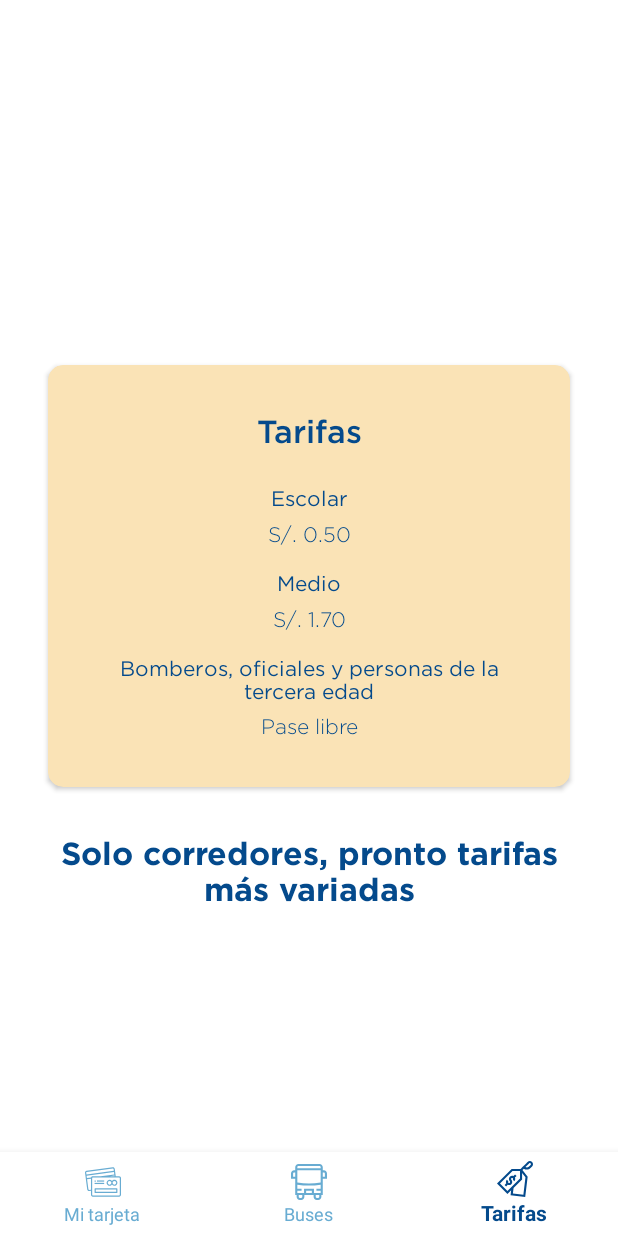
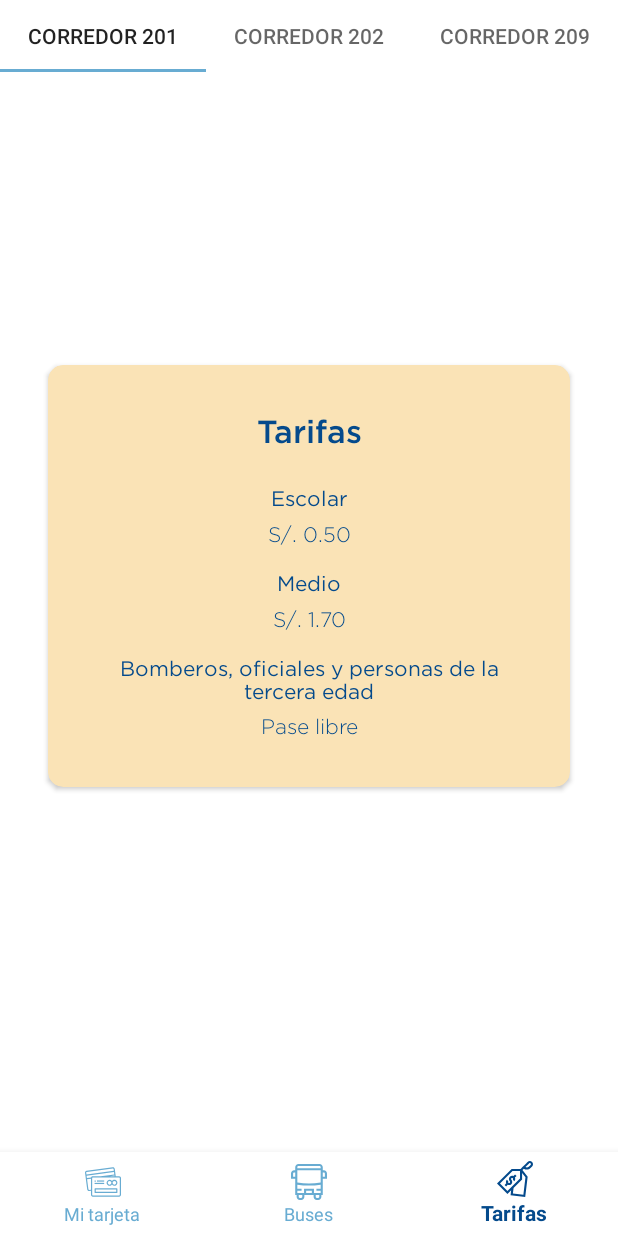
Before and after one commit to BraveQueen05/LimaPassApp, an Android app: the PricesFragment screen opened through its navigation route, on a phone screen of 412 x 824 dp. Run offline under Robolectric (Android 15) with nearby library versions, the light colour scheme and no system bars; our stand-ins replace data binding, navigation-ui.

Commit message:
Sprint 3 ready

```diff
--- a/app/build.gradle
+++ b/app/build.gradle
@@ -40,6 +40,9 @@ android {
         }
         debug {
             applicationIdSuffix ".qa"
+            debuggable true
+            minifyEnabled false
+            shrinkResources false
             buildConfigField "String", BASE_URL, CONFIG("base.url.qa")
         }
     }
--- a/app/src/main/java/flavia/figueroa/limapassapp/ui/host/HostActivity.kt
+++ b/app/src/main/java/flavia/figueroa/limapassapp/ui/host/HostActivity.kt
@@ -28,9 +28,9 @@ class HostActivity: BaseActivity() {
         initNavigationComponent()
 
         val builder = AlertDialog.Builder(this)
-        builder.setMessage("¡Bienvenido!")
+        builder.setMessage(getString(R.string.welcome))
 
-        builder.setPositiveButton("Listo") { dialog, which ->
+        builder.setPositiveButton(getString(R.string.done)) { dialog, which ->
             dialog.dismiss()
         }
 
--- a/app/src/main/java/flavia/figueroa/limapassapp/ui/host/mycard/MyCardFragment.kt
+++ b/app/src/main/java/flavia/figueroa/limapassapp/ui/host/mycard/MyCardFragment.kt
@@ -1,5 +1,6 @@
 package flavia.figueroa.limapassapp.ui.host.mycard
 
+import android.content.Intent
 import android.view.LayoutInflater
 import android.view.View
 import android.view.ViewGroup
@@ -8,8 +9,10 @@ import flavia.figueroa.limapassapp.R
 import flavia.figueroa.limapassapp.databinding.FragmentMyCardBinding
 import flavia.figueroa.limapassapp.ui.BaseFragment
 import flavia.figueroa.limapassapp.ui.BaseViewModel
+import flavia.figueroa.limapassapp.ui.login.LoginActivity
+import kotlinx.android.synthetic.main.fragment_my_card.*
 
-class MyCardFragment : BaseFragment() {
+class MyCardFragment : BaseFragment(), IRecharge {
     override fun getLayout(): Int = R.layout.fragment_my_card
 
     override fun getViewModel(): BaseViewModel? = null
@@ -25,8 +28,19 @@ class MyCardFragment : BaseFragment() {
     }
 
     override fun setUpView() {
+        this.btnRecharge.setOnClickListener {
+            val df = RechargeDialogFragment(this)
+            df.show(childFragmentManager, "Recharge")
+        }
+        this.btnLogout.setOnClickListener {
+            startActivity(Intent(context, LoginActivity::class.java))
+        }
     }
 
     override fun observeViewModel() {
     }
+
+    override fun recharge(amount: Int) {
+        this.amount.text = "S/ "+ amount
+    }
 }
--- a/app/src/main/res/layout/fragment_prices.xml
+++ b/app/src/main/res/layout/fragment_prices.xml
@@ -9,6 +9,30 @@
         android:layout_width="match_parent"
         android:layout_height="match_parent"
         android:background="@color/white">
+
+        <com.google.android.material.tabs.TabLayout
+            android:id="@+id/tabLayout2"
+            android:layout_width="match_parent"
+            android:layout_height="wrap_content"
+            app:layout_constraintEnd_toEndOf="parent"
+            app:layout_constraintStart_toStartOf="parent"
+            app:layout_constraintTop_toTopOf="parent">
+
+            <com.google.android.material.tabs.TabItem
+                android:layout_width="wrap_content"
+                android:layout_height="wrap_content"
+                android:text="Corredor 201" />
+
+            <com.google.android.material.tabs.TabItem
+                android:layout_width="wrap_content"
+                android:layout_height="wrap_content"
+                android:text="Corredor 202" />
+
+            <com.google.android.material.tabs.TabItem
+                android:layout_width="wrap_content"
+                android:layout_height="wrap_content"
+                android:text="Corredor 209" />
+        </com.google.android.material.tabs.TabLayout>
 
         <androidx.cardview.widget.CardView
             android:id="@+id/cardView3"
@@ -129,16 +153,5 @@
             </androidx.constraintlayout.widget.ConstraintLayout>
         </androidx.cardview.widget.CardView>
 
-        <TextView
-            android:id="@+id/textView25"
-            style="@style/TextGBold21PrimaryDark"
-            android:layout_width="0dp"
-            android:layout_height="wrap_content"
-            android:layout_marginTop="32dp"
-            android:gravity="center"
-            android:text="Solo corredores, pronto tarifas más variadas"
-            app:layout_constraintEnd_toEndOf="@+id/cardView3"
-            app:layout_constraintStart_toStartOf="@+id/cardView3"
-            app:layout_constraintTop_toBottomOf="@+id/cardView3" />
     </androidx.constraintlayout.widget.ConstraintLayout>
 </layout>
--- a/app/src/main/res/values/strings.xml
+++ b/app/src/main/res/values/strings.xml
@@ -22,4 +22,13 @@
     <string name="buses">Buses</string>
     <string name="prices">Tarifas</string>
     <string name="recharge">Recarga tu tarjeta aquí</string>
+
+    <string name="my_information">Mi información</string>
+    <string name="name">Nombres</string>
+    <string name="lastnames">Apellidos</string>
+    <string name="usefull_line">Línea más utilizada</string>
+
+    <string name="welcome">¡Bienvenido!</string>
+    <string name="done">Listo</string>
+    <string name="recharge_title">Recargar</string>
 </resources>
```
Also changed, not shown: app/src/main/java/flavia/figueroa/limapassapp/extensions/ViewExtensions.kt (+18 -0 lines), app/src/main/java/flavia/figueroa/limapassapp/ui/host/mycard/RechargeDialogFragment.kt (added, +51 -0 lines), app/src/main/java/flavia/figueroa/limapassapp/ui/login/LoginActivity.kt (+12 -0 lines), app/src/main/res/layout/activity_login.xml (+30 -1 lines), app/src/main/res/layout/fragment_buses.xml (+13 -13 lines), app/src/main/res/layout/fragment_my_card.xml (+11 -11 lines), app/src/main/res/layout/recharge_dialog_fragment.xml (added, +67 -0 lines), app/src/main/res/mipmap-xxxhdpi/rote.jpg (added), 1 other file.
